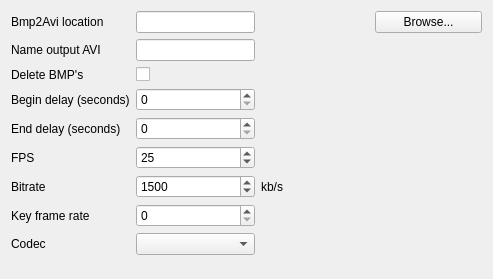
michjans/routegen, file src/videosettings.ui: the form before one commit.
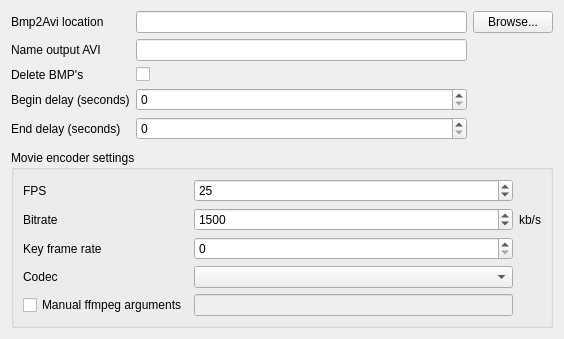
The form after the commit.

Commit message: Added possiblity to edit ffmpeg commandline arguments manually

What changed in the file:
```diff
--- a/src/videosettings.ui
+++ b/src/videosettings.ui
@@ -6,18 +6,28 @@
    <rect>
     <x>0</x>
     <y>0</y>
-    <width>493</width>
-    <height>279</height>
+    <width>564</width>
+    <height>339</height>
    </rect>
   </property>
   <property name="windowTitle">
    <string>Form</string>
   </property>
   <layout class="QGridLayout" name="gridLayout">
-   <item row="0" column="0">
-    <widget class="QLabel" name="codecExecLocLabel">
+   <item row="2" column="1">
+    <widget class="QCheckBox" name="deleteBMPsCB">
+     <property name="toolTip">
+      <string>Delete BMP's after AVI generation</string>
+     </property>
      <property name="text">
-      <string>Bmp2Avi location</string>
+      <string/>
+     </property>
+    </widget>
+   </item>
+   <item row="3" column="1">
+    <widget class="QSpinBox" name="mBeginDelaySB">
+     <property name="toolTip">
+      <string>Number of seconds delay before the route animation starts</string>
      </property>
     </widget>
    </item>
@@ -28,20 +38,6 @@
      </property>
     </widget>
    </item>
-   <item row="0" column="3">
-    <widget class="QPushButton" name="codecExecLocBrowsePB">
-     <property name="text">
-      <string>Browse...</string>
-     </property>
-    </widget>
-   </item>
-   <item row="1" column="0">
-    <widget class="QLabel" name="nameOutputLabel">
-     <property name="text">
-      <string>Name output AVI</string>
-     </property>
-    </widget>
-   </item>
    <item row="1" column="1">
     <widget class="QLineEdit" name="nameOutputLE">
      <property name="toolTip">
@@ -52,41 +48,10 @@
      </property>
     </widget>
    </item>
-   <item row="2" column="0">
-    <widget class="QLabel" name="deleteBMPsLabel">
+   <item row="0" column="0">
+    <widget class="QLabel" name="codecExecLocLabel">
      <property name="text">
-      <string>Delete BMP's</string>
-     </property>
-    </widget>
-   </item>
-   <item row="2" column="1">
-    <widget class="QCheckBox" name="deleteBMPsCB">
-     <property name="toolTip">
-      <string>Delete BMP's after AVI generation</string>
-     </property>
-     <property name="text">
-      <string/>
-     </property>
-    </widget>
-   </item>
-   <item row="3" column="0">
-    <widget class="QLabel" name="label">
-     <property name="text">
-      <string>Begin delay (seconds)</string>
-     </property>
-    </widget>
-   </item>
-   <item row="3" column="1">
-    <widget class="QSpinBox" name="mBeginDelaySB">
-     <property name="toolTip">
-      <string>Number of seconds delay before the route animation starts</string>
-     </property>
-    </widget>
-   </item>
-   <item row="4" column="0">
-    <widget class="QLabel" name="label_2">
-     <property name="text">
-      <string>End delay (seconds)</string>
+      <string>Bmp2Avi location</string>
      </property>
     </widget>
    </item>
@@ -97,14 +62,99 @@
      </property>
     </widget>
    </item>
-   <item row="5" column="0">
-    <widget class="QLabel" name="fpsLabel">
+   <item row="1" column="0">
+    <widget class="QLabel" name="nameOutputLabel">
      <property name="text">
-      <string>FPS</string>
+      <string>Name output AVI</string>
+     </property>
+    </widget>
+   </item>
+   <item row="4" column="0">
+    <widget class="QLabel" name="label_2">
+     <property name="text">
+      <string>End delay (seconds)</string>
+     </property>
+    </widget>
+   </item>
+   <item row="3" column="0">
+    <widget class="QLabel" name="label">
+     <property name="text">
+      <string>Begin delay (seconds)</string>
+     </property>
+    </widget>
+   </item>
+   <item row="0" column="2">
+    <widget class="QPushButton" name="codecExecLocBrowsePB">
+     <property name="text">
+      <string>Browse...</string>
+     </property>
+    </widget>
+   </item>
+   <item row="2" column="0">
+    <widget class="QLabel" name="deleteBMPsLabel">
+     <property name="text">
+      <string>Delete BMP's</string>
      </property>
     </widget>
    </item>
    <item row="5" column="1">
+    <spacer name="verticalSpacer">
+     <property name="orientation">
+      <enum>Qt::Vertical</enum>
+     </property>
+     <property name="sizeHint" stdset="0">
+      <size>
+       <width>20</width>
+       <height>40</height>
+      </size>
+     </property>
+    </spacer>
+   </item>
+   <item row="6" column="0" colspan="3">
+    <widget class="QGroupBox" name="groupBox">
+     <property name="title">
+      <string>Movie encoder settings</string>
+     </property>
+     <layout class="QGridLayout" name="gridLayout_2">
+      <item row="3" column="0">
+       <widget class="QLabel" name="codecLabel">
+        <property name="text">
+         <string>Codec</string>
+        </property>
+       </widget>
+      </item>
+      <item row="3" column="1">
+       <widget class="QComboBox" name="codecCB">
+        <property name="toolTip">
+         <string>Select codec used for output AVI</string>
+        </property>
+       </widget>
+      </item>
+      <item row="1" column="2">
+       <widget class="QLabel" name="bitRateLabel2">
+        <property name="text">
+         <string>kb/s</string>
+        </property>
+       </widget>
+      </item>
+      <item row="2" column="0">
+       <widget class="QLabel" name="keyFrLabel">
+        <property name="text">
+         <string>Key frame rate</string>
+        </property>
+       </widget>
+      </item>
+      <item row="2" column="1">
+       <widget class="QSpinBox" name="keyFrSB">
+        <property name="toolTip">
+         <string>Select key frame rate of output AVI</string>
+        </property>
+        <property name="maximum">
+         <number>50</number>
+        </property>
+       </widget>
+      </item>
+      <item row="0" column="1">
     <widget class="QSpinBox" name="fpsSB">
      <property name="toolTip">
       <string>Select frame rate of output AVI</string>
@@ -120,27 +170,14 @@
      </property>
     </widget>
    </item>
-   <item row="5" column="2" colspan="2">
-    <spacer name="spacer">
-     <property name="orientation">
-      <enum>Qt::Horizontal</enum>
-     </property>
-     <property name="sizeHint" stdset="0">
-      <size>
-       <width>221</width>
-       <height>20</height>
-      </size>
-     </property>
-    </spacer>
-   </item>
-   <item row="6" column="0">
-    <widget class="QLabel" name="bitRateLabel">
+      <item row="0" column="0">
+       <widget class="QLabel" name="fpsLabel">
      <property name="text">
-      <string>Bitrate</string>
+         <string>FPS</string>
      </property>
     </widget>
    </item>
-   <item row="6" column="1">
+      <item row="1" column="1">
     <widget class="QSpinBox" name="bitRateSB">
      <property name="minimum">
       <number>200</number>
@@ -156,56 +193,35 @@
      </property>
     </widget>
    </item>
-   <item row="6" column="2">
-    <widget class="QLabel" name="bitRateLabel2">
+      <item row="1" column="0">
+       <widget class="QLabel" name="bitRateLabel">
      <property name="text">
-      <string>kb/s</string>
+         <string>Bitrate</string>
      </property>
     </widget>
    </item>
-   <item row="7" column="0">
-    <widget class="QLabel" name="keyFrLabel">
-     <property name="text">
-      <string>Key frame rate</string>
-     </property>
-    </widget>
-   </item>
-   <item row="7" column="1">
-    <widget class="QSpinBox" name="keyFrSB">
+      <item row="4" column="0">
+       <widget class="QCheckBox" name="mCommandLineCB">
+        <property name="enabled">
+         <bool>true</bool>
+        </property>
      <property name="toolTip">
-      <string>Select key frame rate of output AVI</string>
-     </property>
-     <property name="maximum">
-      <number>50</number>
-     </property>
-    </widget>
-   </item>
-   <item row="8" column="0">
-    <widget class="QLabel" name="codecLabel">
+         <string>Manually enter ffmpeg commandline arguments</string>
+        </property>
      <property name="text">
-      <string>Codec</string>
+         <string>Manual ffmpeg arguments</string>
      </property>
     </widget>
    </item>
-   <item row="8" column="1">
-    <widget class="QComboBox" name="codecCB">
-     <property name="toolTip">
-      <string>Select codec used for output AVI</string>
+      <item row="4" column="1">
+       <widget class="QLineEdit" name="mCommandLineLE">
+        <property name="enabled">
+         <bool>false</bool>
      </property>
     </widget>
    </item>
-   <item row="9" column="1">
-    <spacer name="verticalSpacer_2">
-     <property name="orientation">
-      <enum>Qt::Vertical</enum>
-     </property>
-     <property name="sizeHint" stdset="0">
-      <size>
-       <width>82</width>
-       <height>7</height>
-      </size>
-     </property>
-    </spacer>
+     </layout>
+    </widget>
    </item>
   </layout>
  </widget>
```
Left out of the diff: 83 changed lines with no effect on the pictures. Lines whose indentation alone changed are shown as unchanged. The commit also changes 11 other files.
